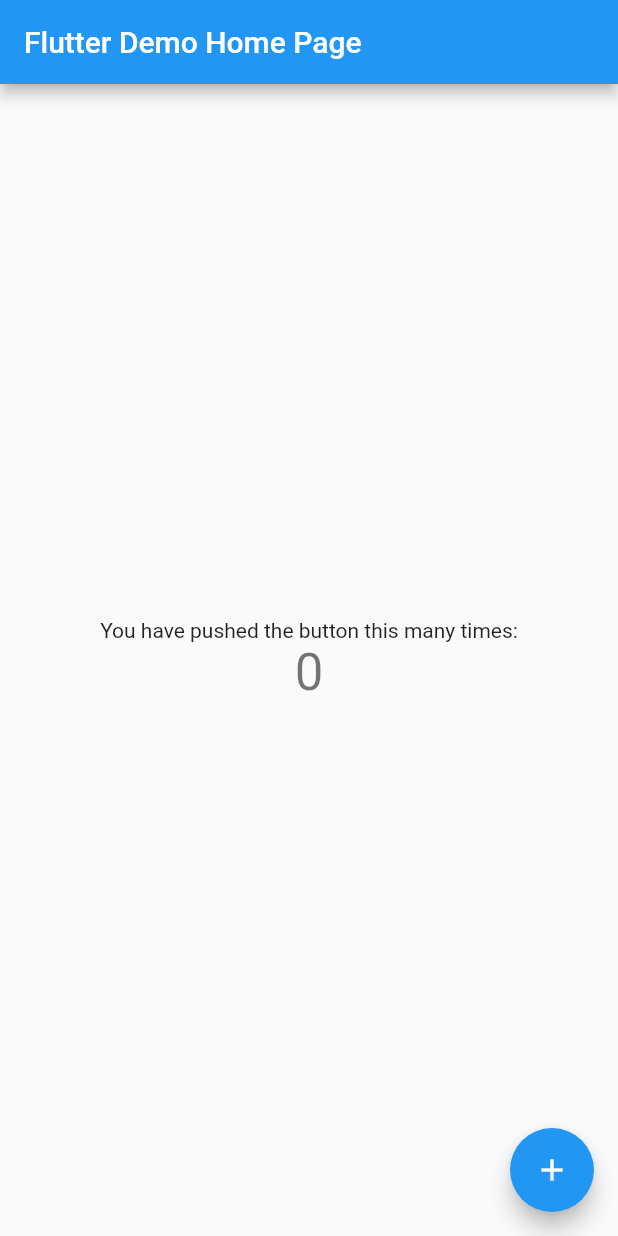
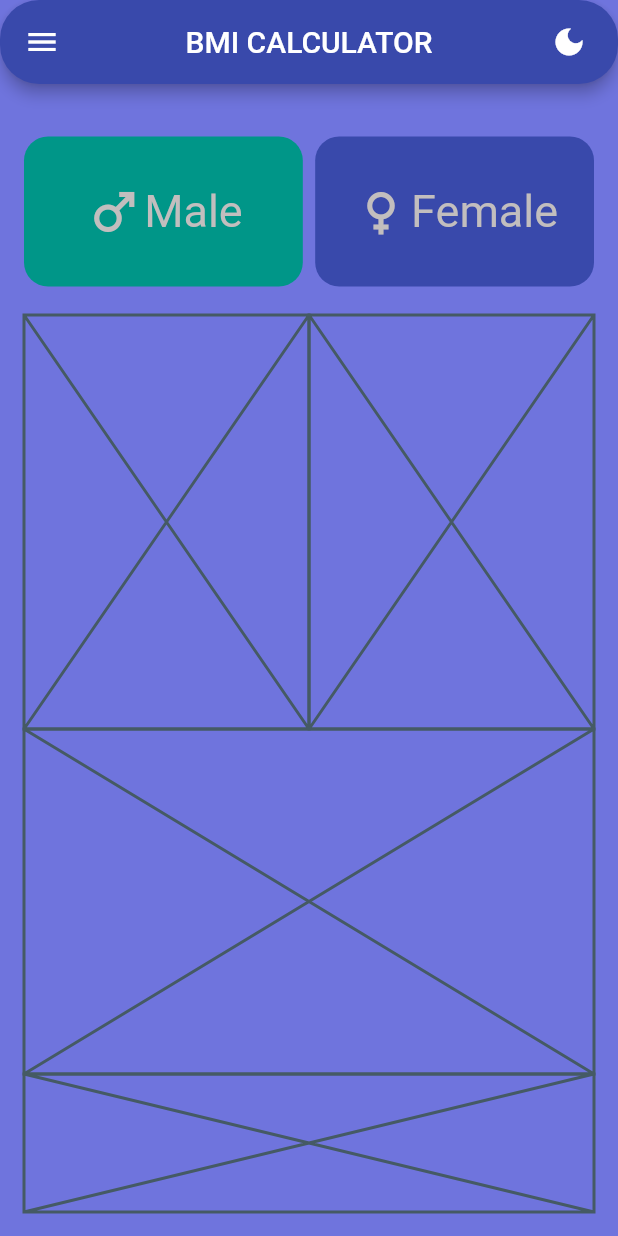
Before and after one commit to marufrobin/bmi_calculator, a Flutter app: the screen it shows after launch, on a phone screen of 412 x 824 dp. Run offline on Flutter 3.47's test engine with Material 2 defaults, Android fonts, the phone set to English and light mode, and no system bars.

Commit message:
Button added.

```diff
--- /dev/null
+++ b/lib/home_page.dart
@@ -0,0 +1,128 @@
+import 'package:flutter/material.dart';
+
+class HomePage extends StatefulWidget {
+  const HomePage({Key? key}) : super(key: key);
+
+  @override
+  State<HomePage> createState() => _HomePageState();
+}
+
+class _HomePageState extends State<HomePage> {
+  @override
+  Widget build(BuildContext context) {
+    Color allBoxClr = Color(0xff3949AB);
+    Color textIconClr = Color(0xffC2BEBE);
+    Color addMinusBOxBG = Color(0xffEFF3F3);
+    Color selectClr = Color(0xff00227B);
+
+    bool ismaleSelected = true;
+
+    return SafeArea(
+        child: Scaffold(
+      backgroundColor: Color(0xff6F74DD),
+      appBar: AppBar(
+        backgroundColor: allBoxClr,
+        centerTitle: true,
+        shape: RoundedRectangleBorder(borderRadius: BorderRadius.circular(26)),
+        leading: Icon(Icons.menu),
+        title: Text("BMI CALCULATOR"),
+        actions: [
+          Icon(Icons.dark_mode),
+          SizedBox(
+            width: MediaQuery.of(context).size.width * 0.05,
+          )
+        ],
+      ),
+      body: Padding(
+        padding: const EdgeInsets.all(16.0),
+        child: Column(
+          children: [
+            Expanded(
+                flex: 3,
+                child: Row(
+                  children: [
+                    Expanded(
+                      child: InkWell(
+                          onTap: () {
+                            setState(() {
+                              ismaleSelected = true;
+                            });
+                          },
+                          child: Container(
+                            height: 100,
+                            width: 200,
+                            decoration: BoxDecoration(
+                                color: ismaleSelected == true
+                                    ? Colors.teal
+                                    : allBoxClr,
+                                borderRadius: BorderRadius.circular(16)),
+                            child: Row(
+                              mainAxisAlignment: MainAxisAlignment.center,
+                              children: [
+                                Icon(
+                                  Icons.male,
+                                  size: 40,
+                                  color: textIconClr,
+                                ),
+                                Text(
+                                  "Male",
+                                  style: TextStyle(
+                                      fontSize: 30, color: textIconClr),
+                                )
+                              ],
+                            ),
+                          )),
+                    ),
+                    SizedBox(
+                      width: MediaQuery.of(context).size.width * 0.02,
+                    ),
+                    Expanded(
+                        child: InkWell(
+                      onTap: () {
+                        setState(() {
+                          ismaleSelected = false;
+                        });
+                      },
+                      child: Container(
+                        height: 100,
+                        width: 200,
+                        decoration: BoxDecoration(
+                            color: ismaleSelected == false
+                                ? Colors.teal
+                                : allBoxClr,
+                            borderRadius: BorderRadius.circular(16)),
+                        child: Row(
+                          mainAxisAlignment: MainAxisAlignment.center,
+                          children: [
+                            Icon(
+                              Icons.female,
+                              size: 40,
+                              color: textIconClr,
+                            ),
+                            Text(
+                              "Female",
+                              style:
+                                  TextStyle(fontSize: 30, color: textIconClr),
+                            )
+                          ],
+                        ),
+                      ),
+                    )),
+                  ],
+                )),
+            Expanded(
+                flex: 6,
+                child: Row(
+                  children: [
+                    Expanded(child: Placeholder()),
+                    Expanded(child: Placeholder())
+                  ],
+                )),
+            Expanded(flex: 5, child: Placeholder()),
+            Expanded(flex: 2, child: Placeholder())
+          ],
+        ),
+      ),
+    ));
+  }
+}
--- a/lib/main.dart
+++ b/lib/main.dart
@@ -1,3 +1,4 @@
+import 'package:bmi_calculator/home_page.dart';
 import 'package:flutter/material.dart';
 
 void main() {
@@ -5,111 +6,13 @@ void main() {
 }
 
 class MyApp extends StatelessWidget {
-  const MyApp({super.key});
+  const MyApp({Key? key}) : super(key: key);
 
-  // This widget is the root of your application.
   @override
   Widget build(BuildContext context) {
     return MaterialApp(
-      title: 'Flutter Demo',
-      theme: ThemeData(
-        // This is the theme of your application.
-        //
-        // Try running your application with "flutter run". You'll see the
-        // application has a blue toolbar. Then, without quitting the app, try
-        // changing the primarySwatch below to Colors.green and then invoke
-        // "hot reload" (press "r" in the console where you ran "flutter run",
-        // or simply save your changes to "hot reload" in a Flutter IDE).
-        // Notice that the counter didn't reset back to zero; the application
-        // is not restarted.
-        primarySwatch: Colors.blue,
-      ),
-      home: const MyHomePage(title: 'Flutter Demo Home Page'),
+      debugShowCheckedModeBanner: false,
+      home: HomePage(),
     );
   }
 }
-
-class MyHomePage extends StatefulWidget {
-  const MyHomePage({super.key, required this.title});
-
-  // This widget is the home page of your application. It is stateful, meaning
-  // that it has a State object (defined below) that contains fields that affect
-  // how it looks.
-
-  // This class is the configuration for the state. It holds the values (in this
-  // case the title) provided by the parent (in this case the App widget) and
-  // used by the build method of the State. Fields in a Widget subclass are
-  // always marked "final".
-
-  final String title;
-
-  @override
-  State<MyHomePage> createState() => _MyHomePageState();
-}
-
-class _MyHomePageState extends State<MyHomePage> {
-  int _counter = 0;
-
-  void _incrementCounter() {
-    setState(() {
-      // This call to setState tells the Flutter framework that something has
-      // changed in this State, which causes it to rerun the build method below
-      // so that the display can reflect the updated values. If we changed
-      // _counter without calling setState(), then the build method would not be
-      // called again, and so nothing would appear to happen.
-      _counter++;
-    });
-  }
-
-  @override
-  Widget build(BuildContext context) {
-    // This method is rerun every time setState is called, for instance as done
-    // by the _incrementCounter method above.
-    //
-    // The Flutter framework has been optimized to make rerunning build methods
-    // fast, so that you can just rebuild anything that needs updating rather
-    // than having to individually change instances of widgets.
-    return Scaffold(
-      appBar: AppBar(
-        // Here we take the value from the MyHomePage object that was created by
-        // the App.build method, and use it to set our appbar title.
-        title: Text(widget.title),
-      ),
-      body: Center(
-        // Center is a layout widget. It takes a single child and positions it
-        // in the middle of the parent.
-        child: Column(
-          // Column is also a layout widget. It takes a list of children and
-          // arranges them vertically. By default, it sizes itself to fit its
-          // children horizontally, and tries to be as tall as its parent.
-          //
-          // Invoke "debug painting" (press "p" in the console, choose the
-          // "Toggle Debug Paint" action from the Flutter Inspector in Android
-          // Studio, or the "Toggle Debug Paint" command in Visual Studio Code)
-          // to see the wireframe for each widget.
-          //
-          // Column has various properties to control how it sizes itself and
-          // how it positions its children. Here we use mainAxisAlignment to
-          // center the children vertically; the main axis here is the vertical
-          // axis because Columns are vertical (the cross axis would be
-          // horizontal).
-          mainAxisAlignment: MainAxisAlignment.center,
-          children: <Widget>[
-            const Text(
-              'You have pushed the button this many times:',
-            ),
-            Text(
-              '$_counter',
-              style: Theme.of(context).textTheme.headline4,
-            ),
-          ],
-        ),
-      ),
-      floatingActionButton: FloatingActionButton(
-        onPressed: _incrementCounter,
-        tooltip: 'Increment',
-        child: const Icon(Icons.add),
-      ), // This trailing comma makes auto-formatting nicer for build methods.
-    );
-  }
-}
```
